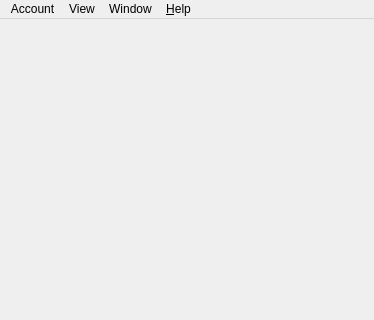
Qt form app/client/widgets/MainWindow.ui (dougma/lastfm-desktop) before a commit; both pictures show x 0 to 374 and y 0 to 320 of the 374 by 551 pixel window.
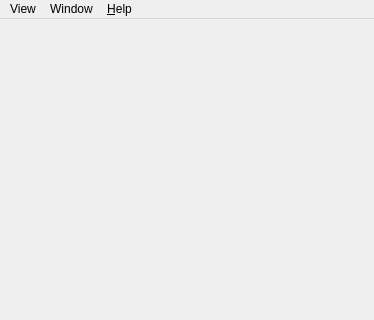
The same form after that commit.

The edit to the form file:
```diff
--- a/app/client/widgets/MainWindow.ui
+++ b/app/client/widgets/MainWindow.ui
@@ -24,17 +24,6 @@
      <height>22</height>
     </rect>
    </property>
-   <widget class="QMenu" name="account" >
-    <property name="title" >
-     <string>Account</string>
-    </property>
-    <addaction name="profile" />
-    <addaction name="scrobble" />
-    <addaction name="separator" />
-    <addaction name="logout" />
-    <addaction name="separator" />
-    <addaction name="quit" />
-   </widget>
    <widget class="QMenu" name="help" >
     <property name="title" >
      <string>&amp;Help</string>
@@ -64,7 +53,6 @@
     <addaction name="separator" />
     <addaction name="bringAllToFront" />
    </widget>
-   <addaction name="account" />
    <addaction name="view" />
    <addaction name="windowMenu" />
    <addaction name="help" />
```
Left out of the diff: 24 changed lines with no effect on the pictures.
